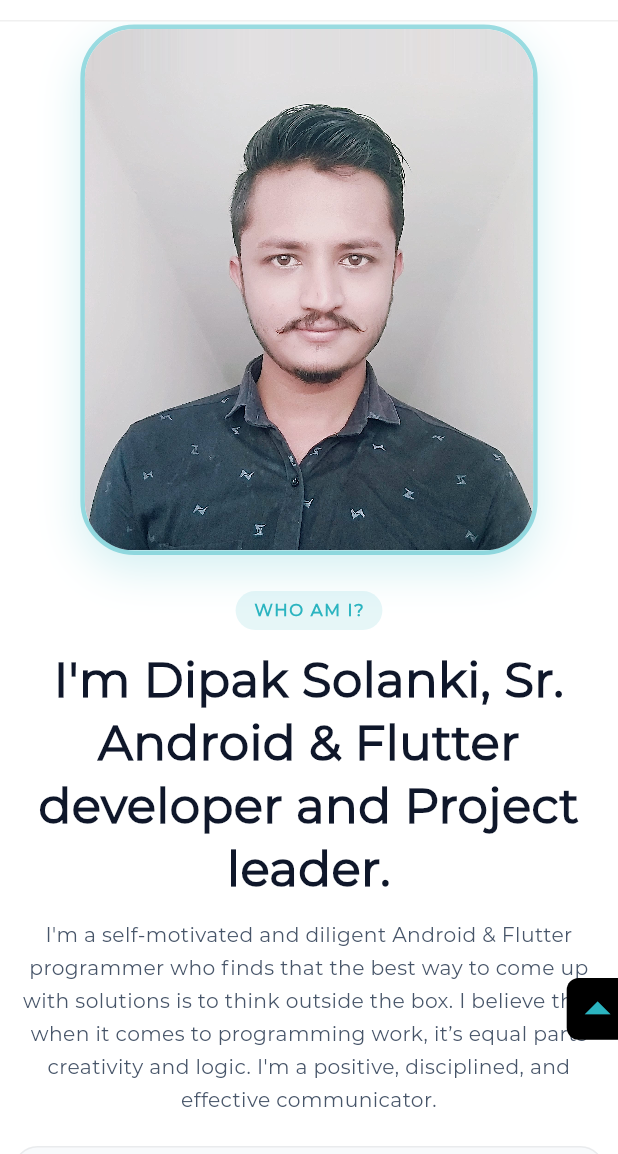
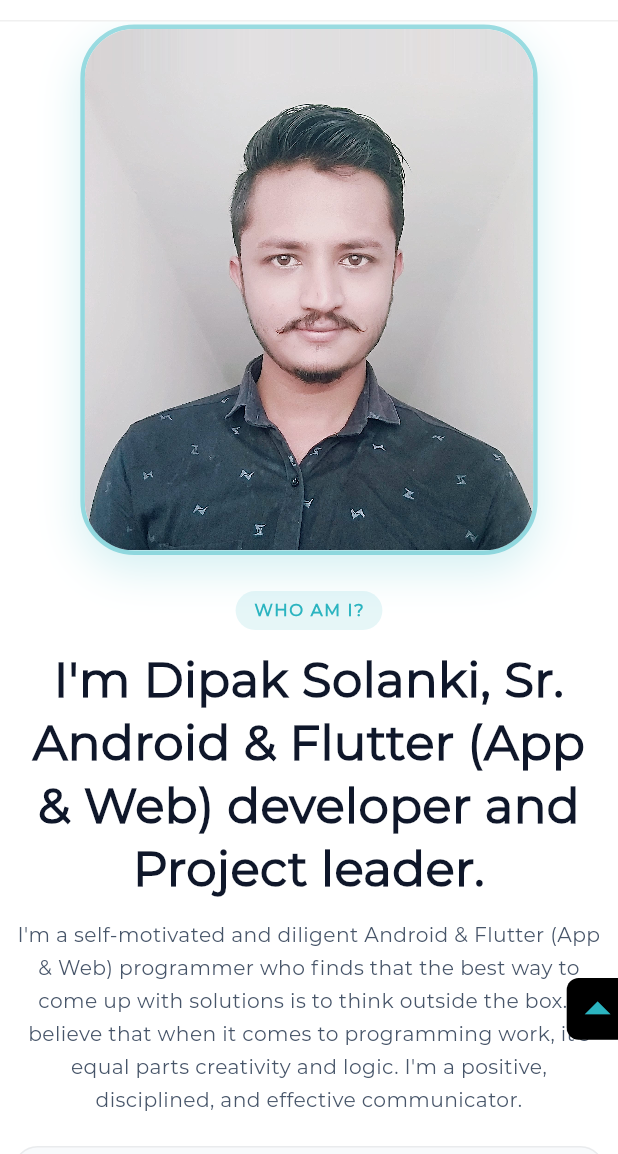
Before and after one commit to DipakSolanki548/dipak_new_latest_portfolio, a Flutter app: the screen it shows after launch, scrolled down 576 dp, on a phone screen of 412 x 824 dp, the part 82-1236 px from its top. Run offline on Flutter 3.47's test engine with Material 3 defaults, Android fonts, the phone set to English and light mode, and no system bars; our stand-ins replace animated_text_kit, flip_card, font_awesome_flutter, shared_preferences, url_strategy; missing offline and left inert: age_calculator.

Commit message:
feat: highlight Flutter (App & Web) in about section and update open source icon to black

```diff
--- a/lib/utils/about_utils.dart
+++ b/lib/utils/about_utils.dart
@@ -1,7 +1,7 @@
 class AboutUtils {
   static const String aboutMeHeadline =
-      "I'm Dipak Solanki, Sr. Android & Flutter developer and Project leader.";
+      "I'm Dipak Solanki, Sr. Android & Flutter (App & Web) developer and Project leader.";
 
   static const String aboutMeDetail =
-      "I'm a self-motivated and diligent Android & Flutter programmer who finds that the best way to come up with solutions is to think outside the box. I believe that when it comes to programming work, it’s equal parts creativity and logic. I'm a positive, disciplined, and effective communicator.";
+      "I'm a self-motivated and diligent Android & Flutter (App & Web) programmer who finds that the best way to come up with solutions is to think outside the box. I believe that when it comes to programming work, it’s equal parts creativity and logic. I'm a positive, disciplined, and effective communicator.";
 }
```
Also changed, not shown: assets/services/open.png.
